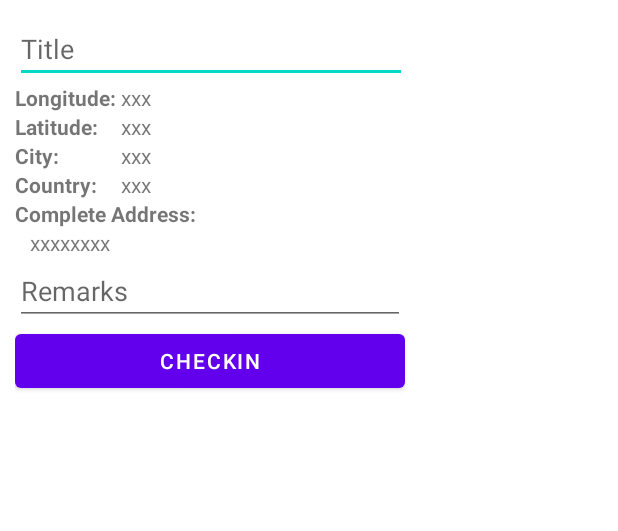
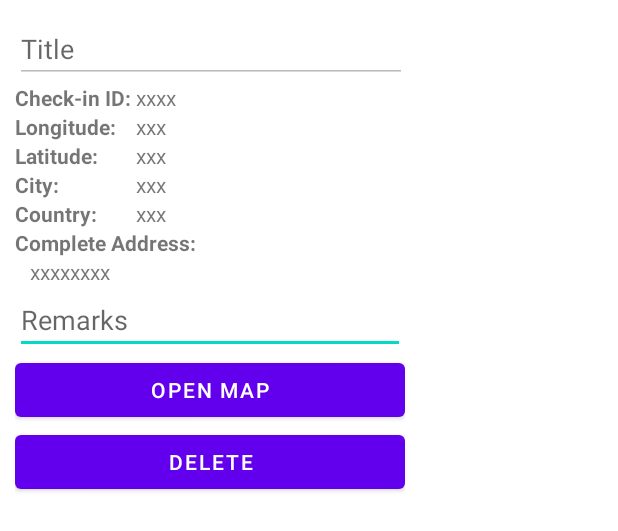
Before and after one commit to helloworldmich/MAPD721-Final-Project, an Android app: the layout dialog_view_checkin.xml on its own in the app's theme, with its tools: preview values and no code run, on a phone screen of 412 x 824 dp. Shown: the top 531 px of the screen. Run offline under Robolectric (Android 15) with nearby library versions, the phone set to English and light mode, and no system bars.

Commit message:
added delete function for checkins

```diff
--- a/app/src/main/res/layout/dialog_view_checkin.xml
+++ b/app/src/main/res/layout/dialog_view_checkin.xml
@@ -14,7 +14,9 @@
         android:layout_width="261dp"
         android:layout_height="wrap_content"
         android:layout_weight="1"
+        android:editable="false"
         android:ems="10"
+        android:enabled="false"
         android:hint="Title"
         android:inputType="textPersonName" />
 
@@ -22,6 +24,24 @@
         android:layout_width="match_parent"
         android:layout_height="match_parent"
         android:layout_weight="1">
+
+        <TableRow
+            android:layout_width="match_parent"
+            android:layout_height="match_parent" >
+
+            <TextView
+                android:id="@+id/textView6"
+                android:layout_width="wrap_content"
+                android:layout_height="wrap_content"
+                android:text="Check-in ID: "
+                android:textStyle="bold" />
+
+            <TextView
+                android:id="@+id/textViewViewCheckinID"
+                android:layout_width="wrap_content"
+                android:layout_height="wrap_content"
+                android:text="xxxx" />
+        </TableRow>
 
         <TableRow
             android:layout_width="match_parent"
@@ -124,10 +144,17 @@
         android:inputType="textPersonName" />
 
     <Button
-        android:id="@+id/buttonViewCheckin"
+        android:id="@+id/buttonViewCheckinOpenMap"
         android:layout_width="match_parent"
         android:layout_height="wrap_content"
         android:layout_weight="1"
-        android:text="Checkin" />
+        android:text="Open Map" />
+
+    <Button
+        android:id="@+id/buttonViewCheckinDelete"
+        android:layout_width="match_parent"
+        android:layout_height="wrap_content"
+        android:layout_weight="1"
+        android:text="Delete" />
 
 </LinearLayout>
```
Also changed, not shown: app/src/main/java/com/example/pjk/mapd_721_final_project/adapter/CheckinAdapter.java (+25 -4 lines), app/src/main/java/com/example/pjk/mapd_721_final_project/dialogs/ViewCheckin.java (+84 -1 lines), app/src/main/java/com/example/pjk/mapd_721_final_project/fragments/HistoryFragment.java (+10 -3 lines), app/src/main/res/layout/checkin_item.xml (+36 -7 lines).
